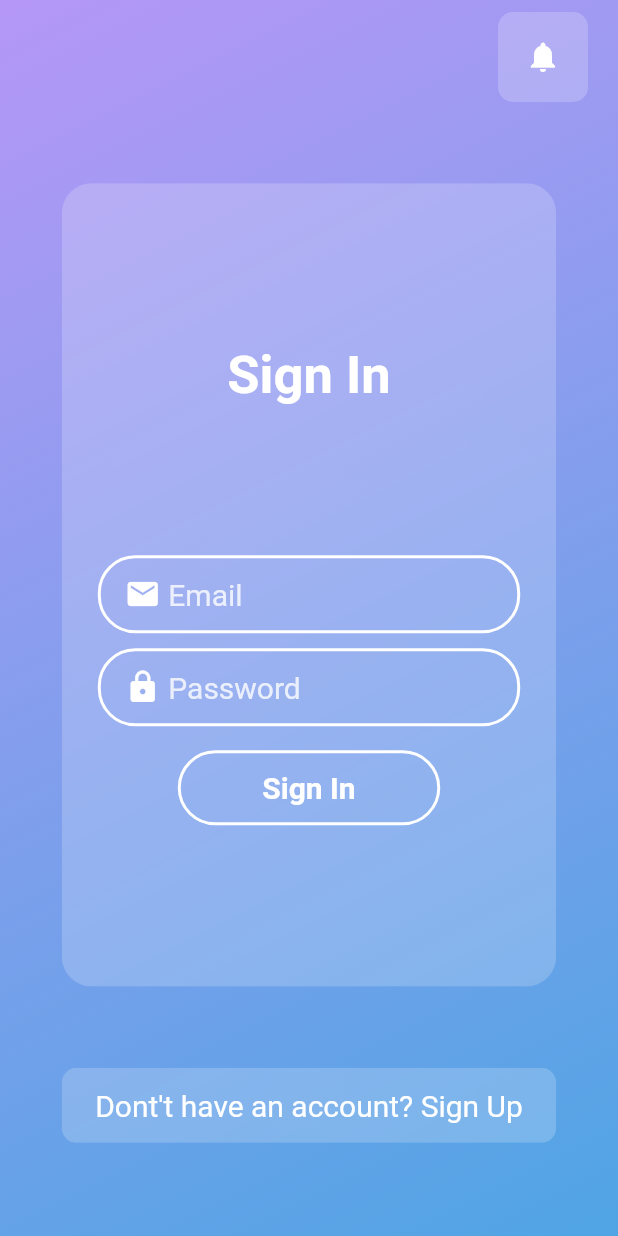
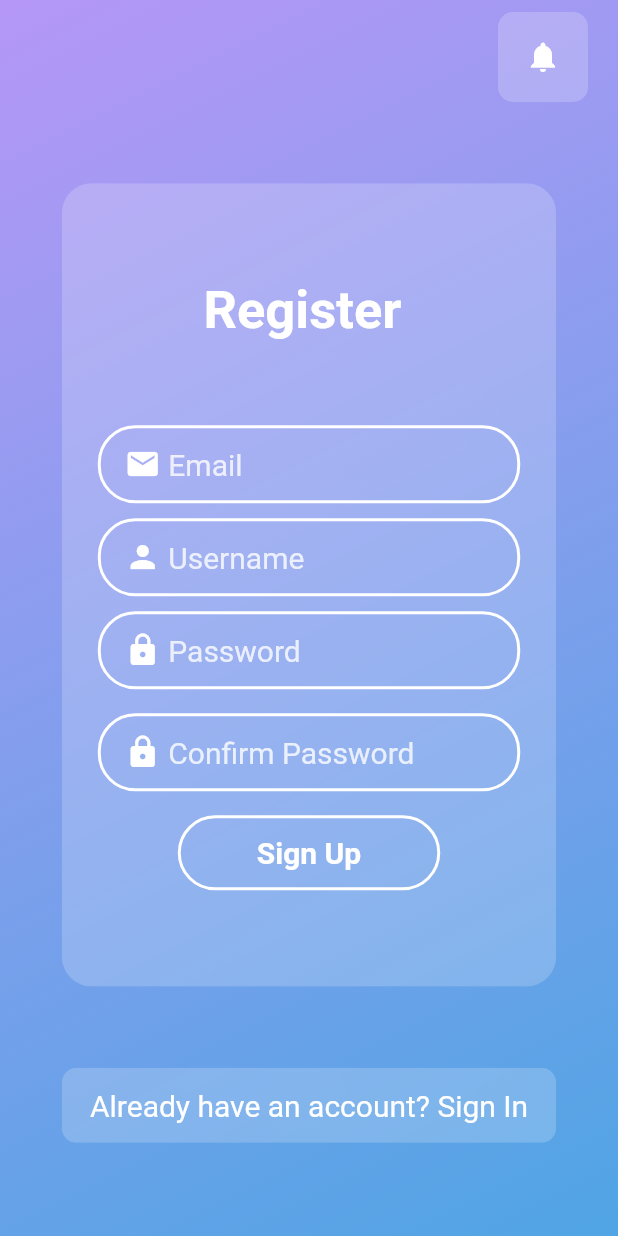
Before and after one commit to Chirag123-bit/HireHubApp, a Flutter app: the screen it shows after launch, after a tap on "Get started", on a phone screen of 412 x 824 dp. Run offline on Flutter 3.47's test engine with Material 2 defaults, Android fonts, the phone set to English and light mode, and no system bars.

Commit message:
Completed onboarding and signup

```diff
--- a/lib/main.dart
+++ b/lib/main.dart
@@ -1,6 +1,8 @@
 import 'package:flutter/material.dart';
 import 'package:hirehub/views/OnboardingScreen/GettingStarted.dart';
 import 'package:hirehub/views/SignupScreen/SignUpScreen.dart';
+
+import 'views/LoginScreen/LoginScreen.dart';
 
 void main() {
   runApp(const MyApp());
@@ -17,6 +19,7 @@ class MyApp extends StatelessWidget {
       routes: {
         "/": (context) => const GettingStarted(),
         "/signup": (context) => const SignUpScreen(),
+        "/login": (context) => const LoginScreen(),
       },
     );
   }
--- /dev/null
+++ b/lib/views/LoginScreen/LoginScreen.dart
@@ -0,0 +1,10 @@
+import 'package:flutter/material.dart';
+
+class LoginScreen extends StatelessWidget {
+  const LoginScreen({Key? key}) : super(key: key);
+
+  @override
+  Widget build(BuildContext context) {
+    return Scaffold();
+  }
+}
--- a/lib/views/SignupScreen/SignUpScreen.dart
+++ b/lib/views/SignupScreen/SignUpScreen.dart
@@ -51,7 +51,7 @@ class SignUpScreen extends StatelessWidget {
                             children: [
                               Spacer(),
                               const Text(
-                                "Sign In",
+                                "Register ",
                                 style: TextStyle(
                                   color: Colors.white,
                                   fontWeight: FontWeight.bold,
@@ -65,8 +65,22 @@ class SignUpScreen extends StatelessWidget {
                               ),
                               const SizedBox(height: 10),
                               CustomTextField(
+                                prefixIcon: Icons.person,
+                                hintText: "Username",
+                              ),
+                              const SizedBox(height: 10),
+                              CustomTextField(
                                 prefixIcon: Icons.lock,
                                 hintText: "Password",
+                                isObscure: true,
+                                suffixIcon: Icons.remove_red_eye,
+                              ),
+                              const SizedBox(
+                                height: 16,
+                              ),
+                              CustomTextField(
+                                prefixIcon: Icons.lock,
+                                hintText: "Confirm Password",
                                 isObscure: true,
                                 suffixIcon: Icons.remove_red_eye,
                               ),
@@ -76,7 +90,7 @@ class SignUpScreen extends StatelessWidget {
                               Container(
                                 child: GestureDetector(
                                   onTap: () {
-                                    Navigator.pushNamed(context, '/signup');
+                                    Navigator.pushNamed(context, '/login');
                                   },
                                   child: Container(
                                     alignment: Alignment.center,
@@ -95,7 +109,7 @@ class SignUpScreen extends StatelessWidget {
                                           Radius.circular(30),
                                         ),
                                       ),
-                                      child: const Text("Sign In",
+                                      child: const Text("Sign Up",
                                           style: TextStyle(
                                             color: Colors.white,
                                             fontSize: 20,
@@ -111,17 +125,22 @@ class SignUpScreen extends StatelessWidget {
                         ),
                       ),
                       const Spacer(),
-                      GlassMorphismContainer(
+                      GestureDetector(
+                        onTap: () {
+                          Navigator.pushNamed(context, '/login');
+                        },
+                        child: GlassMorphismContainer(
                           height: 50,
                           borderRadius: 10,
                           width: size.width * 0.8,
                           child: const Center(
-                          child: Text("Dont't have an account? Sign Up",
+                            child: Text("Already have an account? Sign In",
                                 textAlign: TextAlign.center,
                                 style: TextStyle(
                                   color: Colors.white,
                                   fontSize: 20,
                                 )),
+                          ),
                         ),
                       ),
                       const Spacer(),
```
Also changed, not shown: pubspec.lock, 1 other file. Lines whose indentation alone changed are shown as unchanged.
